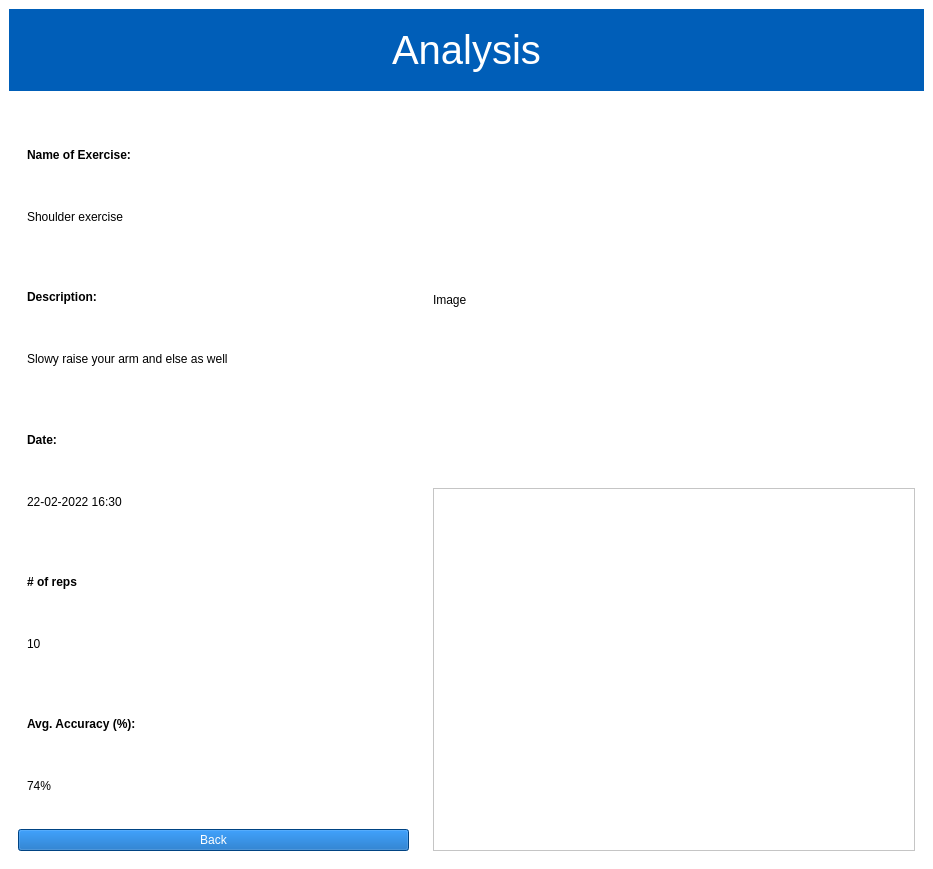
MotionInput/Team14-CopyClare, file copyclare/ui/analysis.ui: the form before one commit.
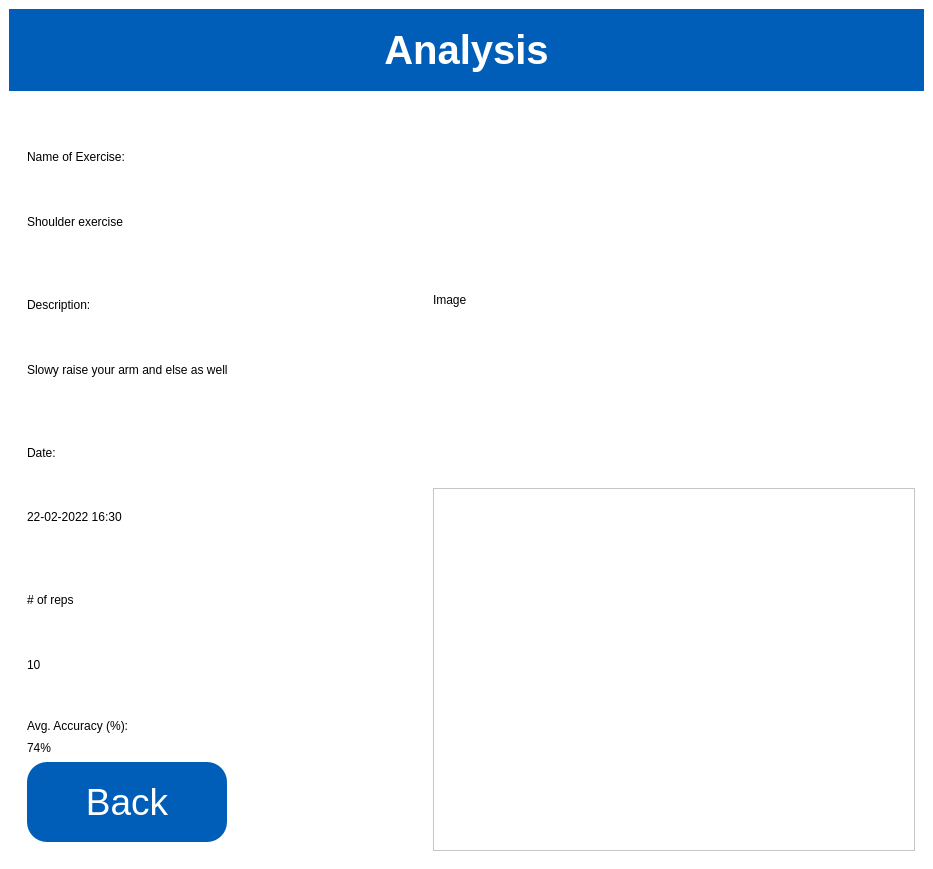
The form after the commit.

Commit message: Font, button, etc. changes

Diff of the .ui file:
```diff
--- a/copyclare/ui/analysis.ui
+++ b/copyclare/ui/analysis.ui
@@ -72,7 +72,10 @@
         </property>
         <property name="font">
          <font>
+          <family>Arial</family>
           <pointsize>30</pointsize>
+          <weight>75</weight>
+          <bold>true</bold>
          </font>
         </property>
         <property name="styleSheet">
@@ -150,8 +153,9 @@
                 <widget class="QLabel" name="name_frame_title">
                  <property name="font">
                   <font>
-                   <weight>75</weight>
-                   <bold>true</bold>
+                   <family>Arial</family>
+                   <weight>50</weight>
+                   <bold>false</bold>
                   </font>
                  </property>
                  <property name="text">
@@ -161,6 +165,11 @@
                </item>
                <item>
                 <widget class="QLabel" name="name">
+                 <property name="font">
+                  <font>
+                   <family>Arial</family>
+                  </font>
+                 </property>
                  <property name="text">
                   <string>Shoulder exercise</string>
                  </property>
@@ -182,8 +191,9 @@
                 <widget class="QLabel" name="descriptions_frame_title">
                  <property name="font">
                   <font>
-                   <weight>75</weight>
-                   <bold>true</bold>
+                   <family>Arial</family>
+                   <weight>50</weight>
+                   <bold>false</bold>
                   </font>
                  </property>
                  <property name="text">
@@ -193,6 +203,11 @@
                </item>
                <item>
                 <widget class="QLabel" name="description">
+                 <property name="font">
+                  <font>
+                   <family>Arial</family>
+                  </font>
+                 </property>
                  <property name="text">
                   <string>Slowy raise your arm and else as well</string>
                  </property>
@@ -214,8 +229,9 @@
                 <widget class="QLabel" name="date_frame_title">
                  <property name="font">
                   <font>
-                   <weight>75</weight>
-                   <bold>true</bold>
+                   <family>Arial</family>
+                   <weight>50</weight>
+                   <bold>false</bold>
                   </font>
                  </property>
                  <property name="text">
@@ -225,6 +241,11 @@
                </item>
                <item>
                 <widget class="QLabel" name="date">
+                 <property name="font">
+                  <font>
+                   <family>Arial</family>
+                  </font>
+                 </property>
                  <property name="text">
                   <string>22-02-2022 16:30</string>
                  </property>
@@ -246,8 +267,9 @@
                 <widget class="QLabel" name="repetitions_frame_title">
                  <property name="font">
                   <font>
-                   <weight>75</weight>
-                   <bold>true</bold>
+                   <family>Arial</family>
+                   <weight>50</weight>
+                   <bold>false</bold>
                   </font>
                  </property>
                  <property name="text">
@@ -257,6 +279,11 @@
                </item>
                <item>
                 <widget class="QLabel" name="repetitions">
+                 <property name="font">
+                  <font>
+                   <family>Arial</family>
+                  </font>
+                 </property>
                  <property name="text">
                   <string>10</string>
                  </property>
@@ -278,8 +305,9 @@
                 <widget class="QLabel" name="accuracy_frame_title">
                  <property name="font">
                   <font>
-                   <weight>75</weight>
-                   <bold>true</bold>
+                   <family>Arial</family>
+                   <weight>50</weight>
+                   <bold>false</bold>
                   </font>
                  </property>
                  <property name="text">
@@ -289,24 +317,50 @@
                </item>
                <item>
                 <widget class="QLabel" name="accuracy">
+                 <property name="font">
+                  <font>
+                   <family>Arial</family>
+                  </font>
+                 </property>
                  <property name="text">
                   <string>74%</string>
                  </property>
                 </widget>
                </item>
-              </layout>
-             </widget>
-            </item>
-            <item>
-             <widget class="QPushButton" name="back_button">
-              <property name="styleSheet">
-               <string notr="true">background-color: #005EB8;
+               <item alignment="Qt::AlignLeft">
+                <widget class="QPushButton" name="back_button">
+                 <property name="minimumSize">
+                  <size>
+                   <width>200</width>
+                   <height>80</height>
+                  </size>
+                 </property>
+                 <property name="maximumSize">
+                  <size>
+                   <width>238</width>
+                   <height>200</height>
+                  </size>
+                 </property>
+                 <property name="font">
+                  <font>
+                   <family>Arial</family>
+                   <pointsize>28</pointsize>
+                  </font>
+                 </property>
+                 <property name="layoutDirection">
+                  <enum>Qt::LeftToRight</enum>
+                 </property>
+                 <property name="styleSheet">
+                  <string notr="true">border-radius:20px; background-color: #005EB8;
 COLOR: #ffffff;
 </string>
-              </property>
-              <property name="text">
-               <string>Back</string>
-              </property>
+                 </property>
+                 <property name="text">
+                  <string>Back</string>
+                 </property>
+                </widget>
+               </item>
+              </layout>
              </widget>
             </item>
            </layout>
```
Left out of the diff: 11 changed lines with no effect on the pictures. The commit also changes 11 other files.
